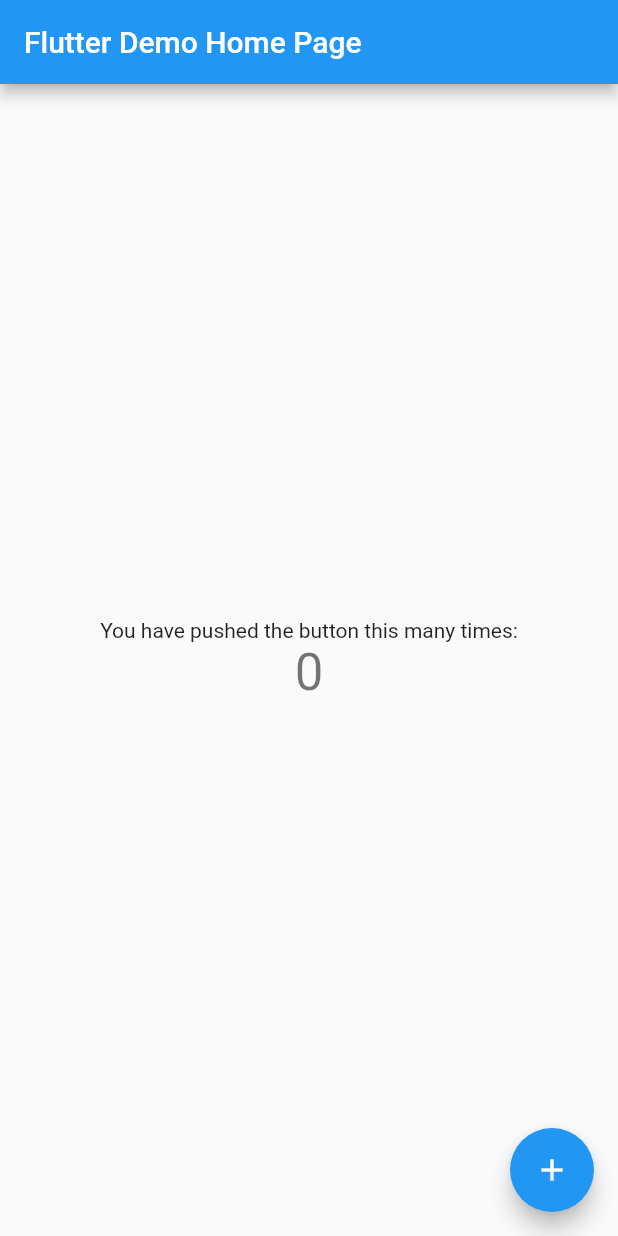
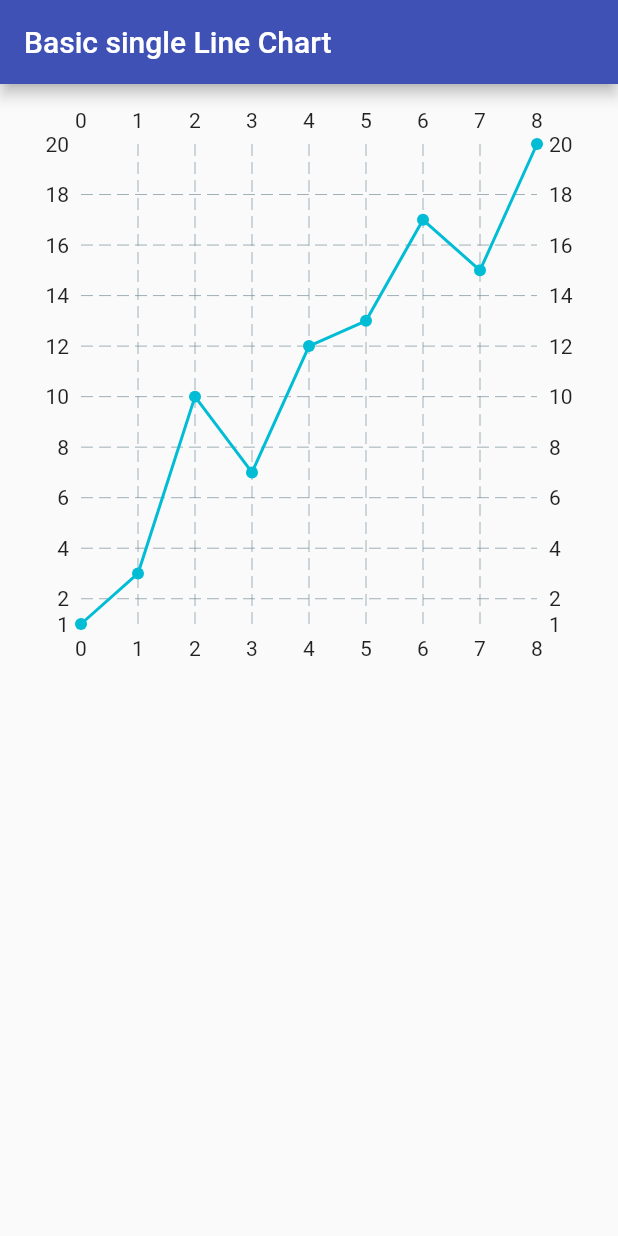
Before and after one commit to chihyeonWON/Flutter_chart, a Flutter app: the screen it shows after launch, on a phone screen of 412 x 824 dp. Run offline on Flutter 3.47's test engine with Material 2 defaults, Android fonts, the phone set to English and light mode, and no system bars; drawn by our look-alikes of fl_chart.

Commit message:
기본 선 그래프 코드 추가

```diff
--- a/lib/main.dart
+++ b/lib/main.dart
@@ -1,116 +1,57 @@
+// main.dart
 import 'package:flutter/material.dart';
 import 'package:fl_chart/fl_chart.dart';
 
 void main() {
-  runApp(const MyApp());
+  runApp(MyApp());
 }
 
 class MyApp extends StatelessWidget {
-  const MyApp({super.key});
 
-  // This widget is the root of your application.
   @override
   Widget build(BuildContext context) {
     return MaterialApp(
-      title: 'Flutter Demo',
-      theme: ThemeData(
-        // This is the theme of your application.
-        //
-        // Try running your application with "flutter run". You'll see the
-        // application has a blue toolbar. Then, without quitting the app, try
-        // changing the primarySwatch below to Colors.green and then invoke
-        // "hot reload" (press "r" in the console where you ran "flutter run",
-        // or simply save your changes to "hot reload" in a Flutter IDE).
-        // Notice that the counter didn't reset back to zero; the application
-        // is not restarted.
-        primarySwatch: Colors.blue,
-      ),
-      home: const MyHomePage(title: 'Flutter Demo Home Page'),
+        title: 'fl_chart',
+        theme: ThemeData(
+          primarySwatch: Colors.indigo,
+        ),
+        home: MyHomePage()
     );
   }
 }
 
-class MyHomePage extends StatefulWidget {
-  const MyHomePage({super.key, required this.title});
-
-  // This widget is the home page of your application. It is stateful, meaning
-  // that it has a State object (defined below) that contains fields that affect
-  // how it looks.
-
-  // This class is the configuration for the state. It holds the values (in this
-  // case the title) provided by the parent (in this case the App widget) and
-  // used by the build method of the State. Fields in a Widget subclass are
-  // always marked "final".
-
-  final String title;
-
-  @override
-  State<MyHomePage> createState() => _MyHomePageState();
-}
-
-class _MyHomePageState extends State<MyHomePage> {
-  int _counter = 0;
-
-  void _incrementCounter() {
-    setState(() {
-      // This call to setState tells the Flutter framework that something has
-      // changed in this State, which causes it to rerun the build method below
-      // so that the display can reflect the updated values. If we changed
-      // _counter without calling setState(), then the build method would not be
-      // called again, and so nothing would appear to happen.
-      _counter++;
-    });
-  }
+class MyHomePage extends StatelessWidget {
 
   @override
   Widget build(BuildContext context) {
-    // This method is rerun every time setState is called, for instance as done
-    // by the _incrementCounter method above.
-    //
-    // The Flutter framework has been optimized to make rerunning build methods
-    // fast, so that you can just rebuild anything that needs updating rather
-    // than having to individually change instances of widgets.
     return Scaffold(
-      appBar: AppBar(
-        // Here we take the value from the MyHomePage object that was created by
-        // the App.build method, and use it to set our appbar title.
-        title: Text(widget.title),
+      appBar:AppBar(
+        title:Text('Basic single Line Chart'),
       ),
-      body: Center(
-        // Center is a layout widget. It takes a single child and positions it
-        // in the middle of the parent.
-        child: Column(
-          // Column is also a layout widget. It takes a list of children and
-          // arranges them vertically. By default, it sizes itself to fit its
-          // children horizontally, and tries to be as tall as its parent.
-          //
-          // Invoke "debug painting" (press "p" in the console, choose the
-          // "Toggle Debug Paint" action from the Flutter Inspector in Android
-          // Studio, or the "Toggle Debug Paint" command in Visual Studio Code)
-          // to see the wireframe for each widget.
-          //
-          // Column has various properties to control how it sizes itself and
-          // how it positions its children. Here we use mainAxisAlignment to
-          // center the children vertically; the main axis here is the vertical
-          // axis because Columns are vertical (the cross axis would be
-          // horizontal).
-          mainAxisAlignment: MainAxisAlignment.center,
-          children: <Widget>[
-            const Text(
-              'You have pushed the button this many times:',
+      body: Column(
+        children: [
+          Container(
+            padding: const EdgeInsets.all(10),
+            width: double.infinity,
+            height: 400,
+            child:LineChart(
+              LineChartData(borderData: FlBorderData(show: false), lineBarsData: [
+                LineChartBarData(spots: [
+                  const FlSpot(0, 1),
+                  const FlSpot(1, 3),
+                  const FlSpot(2, 10),
+                  const FlSpot(3, 7),
+                  const FlSpot(4, 12),
+                  const FlSpot(5, 13),
+                  const FlSpot(6, 17),
+                  const FlSpot(7, 15),
+                  const FlSpot(8, 20)
+                ])
+              ]),
             ),
-            Text(
-              '$_counter',
-              style: Theme.of(context).textTheme.headline4,
-            ),
-          ],
-        ),
+          ),
+        ],
       ),
-      floatingActionButton: FloatingActionButton(
-        onPressed: _incrementCounter,
-        tooltip: 'Increment',
-        child: const Icon(Icons.add),
-      ), // This trailing comma makes auto-formatting nicer for build methods.
     );
   }
 }
```
